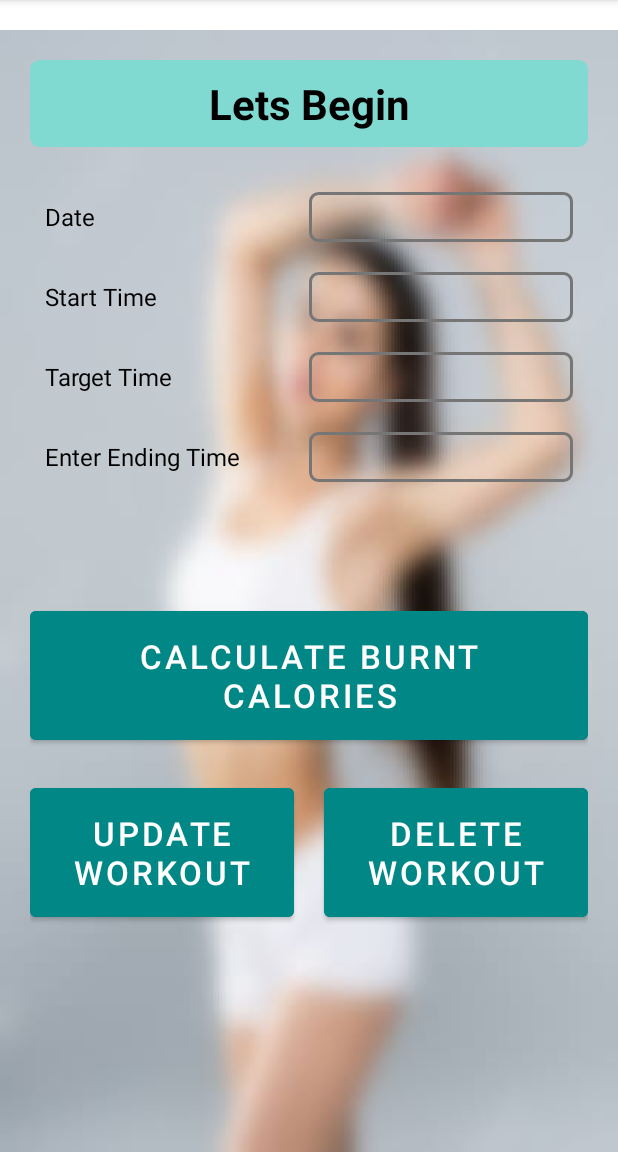
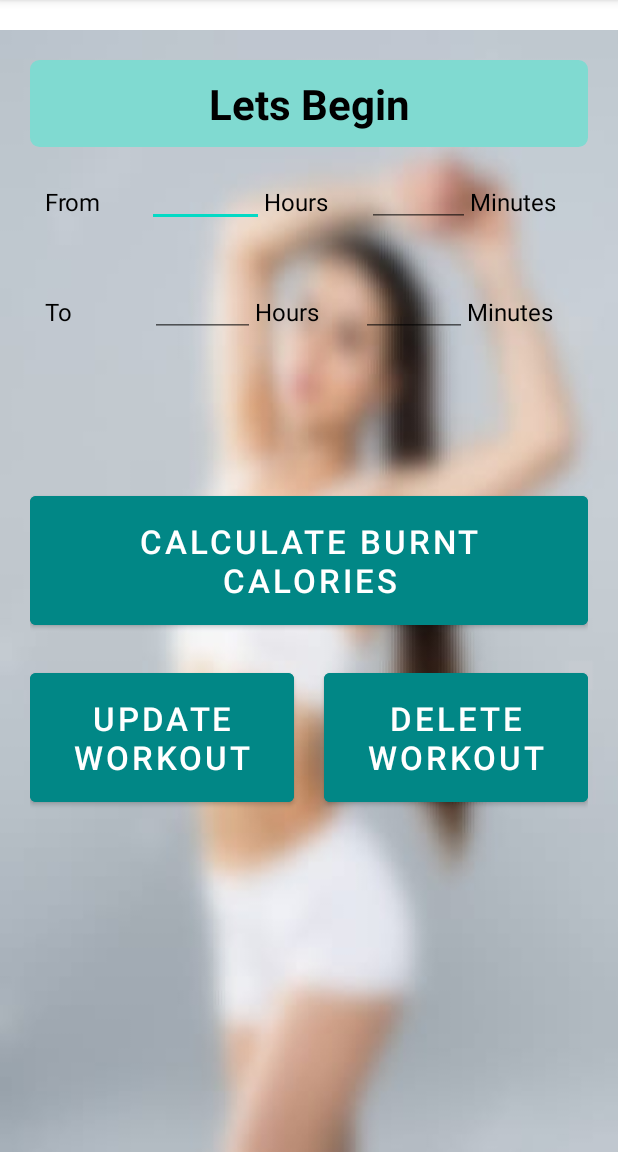
Before and after one commit to IT20382094/Fitaza, an Android app: the WorkoutCaloriesActivity screen opened directly, with no data from a screen before it, on a phone screen of 412 x 824 dp, the part 84-1236 px from its top. Run offline under Robolectric (Android 15) with nearby library versions, the phone set to English and light mode, and no system bars; our stand-ins replace Firebase (no records; nobody signed in at launch, a user with empty details on screens opened directly).

Commit message:
workout CRUD

```diff
--- a/app/src/main/java/com/example/fitazafitnessapp/WorkoutCaloriesActivity.java
+++ b/app/src/main/java/com/example/fitazafitnessapp/WorkoutCaloriesActivity.java
@@ -8,7 +8,6 @@ import android.os.Bundle;
 import android.text.TextUtils;
 import android.view.View;
 import android.widget.Button;
-import android.widget.EditText;
 import android.widget.TextView;
 import android.widget.Toast;
 
@@ -21,21 +20,19 @@ import com.google.firebase.database.ValueEventListener;
 
 public class WorkoutCaloriesActivity extends AppCompatActivity {
 
-    TextView date, start_time, target_time;
-    EditText ending_time;
+    TextView start_timeH, target_timeH, start_timeM, target_timeM;
     Button btn_cal, btn_update, btn_delete;
     DatabaseReference dbRef;
-    double calory = 20.0;
 
     @Override
     protected void onCreate(Bundle savedInstanceState) {
         super.onCreate(savedInstanceState);
         setContentView(R.layout.activity_workout_calories);
 
-        date = (TextView) findViewById(R.id.date);
-        start_time = (TextView) findViewById(R.id.start_time_view);
-        target_time = (TextView) findViewById(R.id.target_time_view);
-        ending_time = findViewById(R.id.ending_time);
+        start_timeH = findViewById(R.id.start_time_viewH);
+        start_timeM = findViewById(R.id.start_time_viewM);
+        target_timeH = findViewById(R.id.target_time_viewH);
+        target_timeM = findViewById(R.id.target_time_viewM);
 
         btn_cal = findViewById(R.id.btn_burnt_calories);
         btn_update = findViewById(R.id.btn_update_workout);
@@ -43,17 +40,14 @@ public class WorkoutCaloriesActivity extends AppCompatActivity {
 
         dbRef = FirebaseDB.getFirebaseDatabaseRef().child("Workout");
 
-        dbRef.addValueEventListener(new ValueEventListener() {
+        dbRef.addListenerForSingleValueEvent(new ValueEventListener() {
             @Override
             public void onDataChange(@NonNull DataSnapshot snapshot) {
                 if (snapshot.hasChildren()) {
-                    String d = snapshot.child("workoutDay").getValue().toString();
-                    String s = snapshot.child("workoutStartTime").getValue().toString();
-                    String t = snapshot.child("workoutTargetTime").getValue().toString();
-
-                    date.setText(d);
-                    start_time.setText(s);
-                    target_time.setText(t);
+                    start_timeH.setText(snapshot.child("workoutStartTimeH").getValue().toString());
+                    start_timeM.setText(snapshot.child("workoutStartTimeM").getValue().toString());
+                    target_timeH.setText(snapshot.child("workoutTargetTimeH").getValue().toString());
+                    target_timeM.setText(snapshot.child("workoutTargetTimeM").getValue().toString());
 
                 } else
                     Toast.makeText(getApplicationContext(), "No source to display", Toast.LENGTH_SHORT).show();
@@ -64,6 +58,7 @@ public class WorkoutCaloriesActivity extends AppCompatActivity {
 
             }
         });
+
         btn_delete.setOnClickListener(new View.OnClickListener() {
             @Override
             public void onClick(View view) {
@@ -79,9 +74,10 @@ public class WorkoutCaloriesActivity extends AppCompatActivity {
             public void onClick(View view) {
 
                 Intent intent = new Intent(WorkoutCaloriesActivity.this, WorkoutUpdate.class);
-                intent.putExtra("workoutDay", date.getText().toString());
-                intent.putExtra("workoutStartTime", start_time.getText().toString());
-                intent.putExtra("workoutTargetTime", target_time.getText().toString());
+                intent.putExtra("workoutStartTimeH", start_timeH.getText().toString());
+                intent.putExtra("workoutStartTimeM",start_timeM.getText().toString());
+                intent.putExtra("workoutTargetTimeH", target_timeH.getText().toString());
+                intent.putExtra("workoutTargetTimeM",target_timeM.getText().toString());
                 startActivity(intent);
 
             }
@@ -90,7 +86,6 @@ public class WorkoutCaloriesActivity extends AppCompatActivity {
         btn_cal.setOnClickListener(new View.OnClickListener() {
             @Override
             public void onClick(View view) {
-                createDate();
                 Intent intent = new Intent(WorkoutCaloriesActivity.this, WorkoutBurntActivity.class);
                 startActivity(intent);
 
@@ -99,26 +94,6 @@ public class WorkoutCaloriesActivity extends AppCompatActivity {
 
 
     }
-    public void clearControls(){
-        ending_time.setText("");
-    }
-
-    public void createDate(){
-        dbRef = FirebaseDB.getFirebaseDatabaseRef();
-
-        if (TextUtils.isEmpty(date.getText().toString()))
-            Toast.makeText(getApplicationContext(),"Please enter a time", Toast.LENGTH_SHORT).show();
-        else{
-            Workout workoutobj = new Workout();
-            workoutobj.setWorkoutEndingTime(ending_time.getText().toString().trim());
-
-            dbRef.child("Workout").setValue(workoutobj);
-
-            Toast.makeText(getApplicationContext(), "Ending time inserted successfully", Toast.LENGTH_SHORT).show();
-            clearControls();
-        }
-    }
-
     public void deleteWorkout(){
         dbRef = FirebaseDB.getFirebaseDatabaseRef();
         dbRef.addListenerForSingleValueEvent(new ValueEventListener() {
--- a/app/src/main/res/layout/activity_workout_calories.xml
+++ b/app/src/main/res/layout/activity_workout_calories.xml
@@ -34,46 +34,47 @@
 
     </LinearLayout>
 
-    <LinearLayout
-        android:layout_width="match_parent"
-        android:paddingRight="20dp"
-        android:paddingLeft="20dp"
-        android:layout_marginTop="30dp"
-        android:layout_height="wrap_content"
-        android:weightSum="2">
+<!--    <LinearLayout-->
+<!--        android:layout_width="match_parent"-->
+<!--        android:paddingRight="20dp"-->
+<!--        android:paddingLeft="20dp"-->
+<!--        android:layout_marginTop="30dp"-->
+<!--        android:layout_height="wrap_content"-->
+<!--        android:weightSum="2">-->
 
-        <TextView
-            android:layout_width="0dp"
-            android:layout_height="match_parent"
-            android:gravity="center_vertical"
-            android:layout_weight="1"
-            android:textSize="16dp"
-            android:textColor="@color/black"
-            android:text="Date"/>
+<!--        <TextView-->
+<!--            android:layout_width="0dp"-->
+<!--            android:layout_height="match_parent"-->
+<!--            android:gravity="center_vertical"-->
+<!--            android:layout_weight="1"-->
+<!--            android:textSize="16dp"-->
+<!--            android:textColor="@color/black"-->
+<!--            android:text="Date"/>-->
 
-        <EditText
-            android:id="@+id/date"
-            android:layout_width="0dp"
-            android:layout_height="wrap_content"
-            android:layout_weight="1"
-            android:background="@drawable/input_border"
-            android:ems="10"
-            android:paddingLeft="8dp"
-            android:paddingTop="4dp"
-            android:paddingRight="5dp"
-            android:textColor="@color/black"
-            android:paddingBottom="8dp"
-            android:textSize="15dp" />
+<!--        <EditText-->
+<!--            android:id="@+id/date"-->
+<!--            android:layout_width="0dp"-->
+<!--            android:layout_height="wrap_content"-->
+<!--            android:layout_weight="1"-->
+<!--            android:background="@drawable/input_border"-->
+<!--            android:ems="10"-->
+<!--            android:paddingLeft="8dp"-->
+<!--            android:paddingTop="4dp"-->
+<!--            android:paddingRight="5dp"-->
+<!--            android:textColor="@color/black"-->
+<!--            android:paddingBottom="8dp"-->
+<!--            android:textSize="15dp" />-->
 
-    </LinearLayout>
+<!--    </LinearLayout>-->
 
     <LinearLayout
         android:layout_width="match_parent"
         android:paddingRight="20dp"
         android:paddingLeft="20dp"
         android:layout_marginTop="20dp"
+        android:layout_marginBottom="20dp"
         android:layout_height="wrap_content"
-        android:weightSum="2">
+        android:weightSum="5">
 
         <TextView
             android:layout_width="0dp"
@@ -82,14 +83,36 @@
             android:layout_weight="1"
             android:textColor="@color/black"
             android:textSize="16dp"
-            android:text="Start Time"/>
+            android:text="From"/>
 
         <EditText
-            android:id="@+id/start_time_view"
+            android:id="@+id/start_time_viewH"
+            android:layout_width="10dp"
+            android:layout_height="wrap_content"
+            android:layout_weight="1"
+            android:ems="10"
+            android:paddingLeft="8dp"
+            android:paddingTop="4dp"
+            android:paddingRight="5dp"
+            android:paddingBottom="8dp"
+            android:gravity="center_vertical"
+            android:textColor="@color/black"
+            android:textSize="15dp" />
+
+        <TextView
+            android:layout_width="0dp"
+            android:layout_height="match_parent"
+            android:gravity="center_vertical"
+            android:layout_weight="1"
+            android:textColor="@color/black"
+            android:textSize="16dp"
+            android:text="Hours"/>
+
+        <EditText
+            android:id="@+id/start_time_viewM"
             android:layout_width="0dp"
             android:layout_height="wrap_content"
             android:layout_weight="1"
-            android:background="@drawable/input_border"
             android:ems="10"
             android:paddingLeft="8dp"
             android:paddingTop="4dp"
@@ -98,15 +121,25 @@
             android:paddingBottom="8dp"
             android:textSize="15dp" />
 
+        <TextView
+            android:layout_width="0dp"
+            android:layout_height="match_parent"
+            android:gravity="center_vertical"
+            android:layout_weight="1"
+            android:textColor="@color/black"
+            android:textSize="16dp"
+            android:text="Minutes"/>
+
     </LinearLayout>
 
     <LinearLayout
         android:layout_width="match_parent"
         android:paddingRight="20dp"
         android:paddingLeft="20dp"
+        android:layout_marginBottom="20dp"
         android:layout_marginTop="20dp"
         android:layout_height="wrap_content"
-        android:weightSum="2">
+        android:weightSum="5">
 
         <TextView
             android:layout_width="0dp"
@@ -115,14 +148,13 @@
             android:layout_weight="1"
             android:textColor="@color/black"
             android:textSize="16dp"
-            android:text="Target Time"/>
+            android:text="To"/>
 
         <EditText
-            android:id="@+id/target_time_view"
+            android:id="@+id/target_time_viewH"
             android:layout_width="0dp"
             android:layout_height="wrap_content"
             android:layout_weight="1"
-            android:background="@drawable/input_border"
             android:ems="10"
             android:paddingLeft="8dp"
             android:textColor="@color/black"
@@ -131,15 +163,27 @@
             android:paddingBottom="8dp"
             android:textSize="15dp" />
 
-    </LinearLayout>
+        <TextView
+            android:layout_width="0dp"
+            android:layout_height="match_parent"
+            android:gravity="center_vertical"
+            android:layout_weight="1"
+            android:textColor="@color/black"
+            android:textSize="16dp"
+            android:text="Hours"/>
 
-    <LinearLayout
-        android:layout_width="match_parent"
-        android:paddingRight="20dp"
-        android:paddingLeft="20dp"
-        android:layout_marginTop="20dp"
-        android:layout_height="wrap_content"
-        android:weightSum="2">
+        <EditText
+            android:id="@+id/target_time_viewM"
+            android:layout_width="0dp"
+            android:layout_height="wrap_content"
+            android:layout_weight="1"
+            android:ems="10"
+            android:paddingLeft="8dp"
+            android:textColor="@color/black"
+            android:paddingTop="4dp"
+            android:paddingRight="5dp"
+            android:paddingBottom="8dp"
+            android:textSize="15dp" />
 
         <TextView
             android:layout_width="0dp"
@@ -148,23 +192,42 @@
             android:layout_weight="1"
             android:textColor="@color/black"
             android:textSize="16dp"
-            android:text="Enter Ending Time"/>
-
-        <EditText
-            android:id="@+id/ending_time"
-            android:layout_width="0dp"
-            android:layout_height="wrap_content"
-            android:layout_weight="1"
-            android:background="@drawable/input_border"
-            android:ems="10"
-            android:paddingLeft="8dp"
-            android:paddingTop="4dp"
-            android:textColor="@color/black"
-            android:paddingRight="5dp"
-            android:paddingBottom="8dp"
-            android:textSize="15dp" />
+            android:text="Minutes"/>
 
     </LinearLayout>
+
+<!--    <LinearLayout-->
+<!--        android:layout_width="match_parent"-->
+<!--        android:paddingRight="20dp"-->
+<!--        android:paddingLeft="20dp"-->
+<!--        android:layout_marginTop="20dp"-->
+<!--        android:layout_height="wrap_content"-->
+<!--        android:weightSum="2">-->
+
+<!--        <TextView-->
+<!--            android:layout_width="0dp"-->
+<!--            android:layout_height="match_parent"-->
+<!--            android:gravity="center_vertical"-->
+<!--            android:layout_weight="1"-->
+<!--            android:textColor="@color/black"-->
+<!--            android:textSize="16dp"-->
+<!--            android:text="Enter Ending Time"/>-->
+
+<!--        <EditText-->
+<!--            android:id="@+id/ending_time"-->
+<!--            android:layout_width="0dp"-->
+<!--            android:layout_height="wrap_content"-->
+<!--            android:layout_weight="1"-->
+<!--            android:background="@drawable/input_border"-->
+<!--            android:ems="10"-->
+<!--            android:paddingLeft="8dp"-->
+<!--            android:paddingTop="4dp"-->
+<!--            android:textColor="@color/black"-->
+<!--            android:paddingRight="5dp"-->
+<!--            android:paddingBottom="8dp"-->
+<!--            android:textSize="15dp" />-->
+
+<!--    </LinearLayout>-->
 
     <LinearLayout
         android:layout_width="match_parent"
```
Also changed, not shown: app/src/main/java/com/example/fitazafitnessapp/WorkoutStepsActivity.java (+37 -25 lines), app/src/main/java/com/example/fitazafitnessapp/WorkoutUpdate.java (+5 -9 lines), app/src/main/java/com/example/fitazafitnessapp/model/Workout.java (+22 -20 lines), app/src/main/res/layout/activity_workout_steps.xml (+82 -72 lines), app/src/main/res/layout/activity_workout_update.xml (+37 -36 lines).
